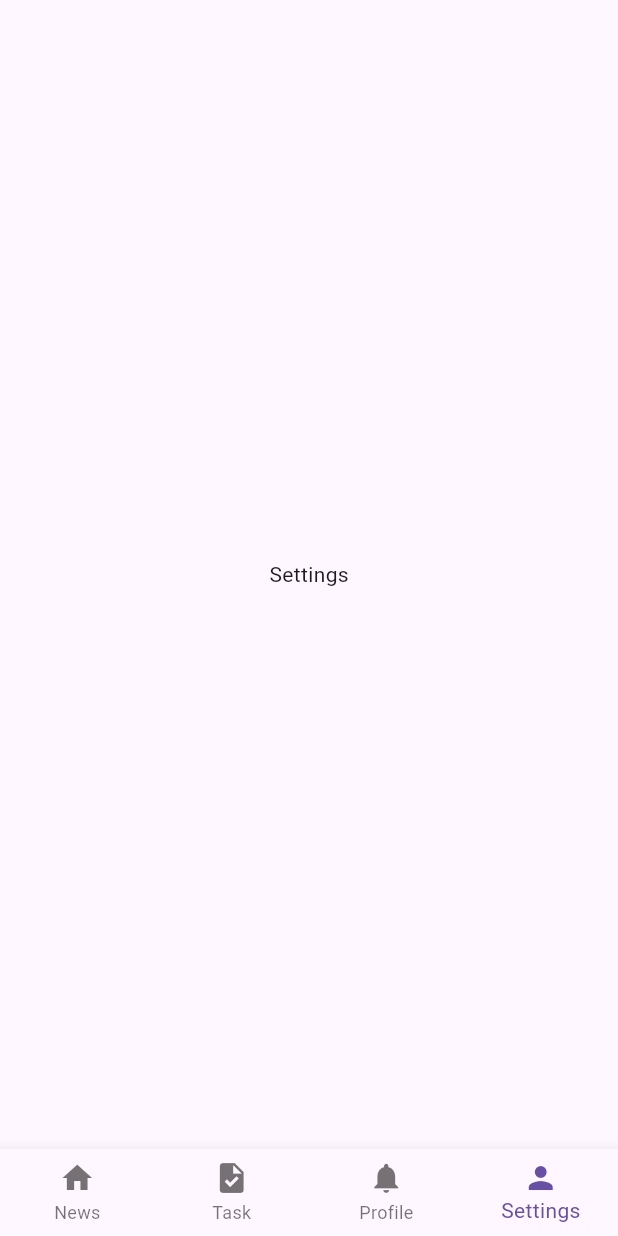
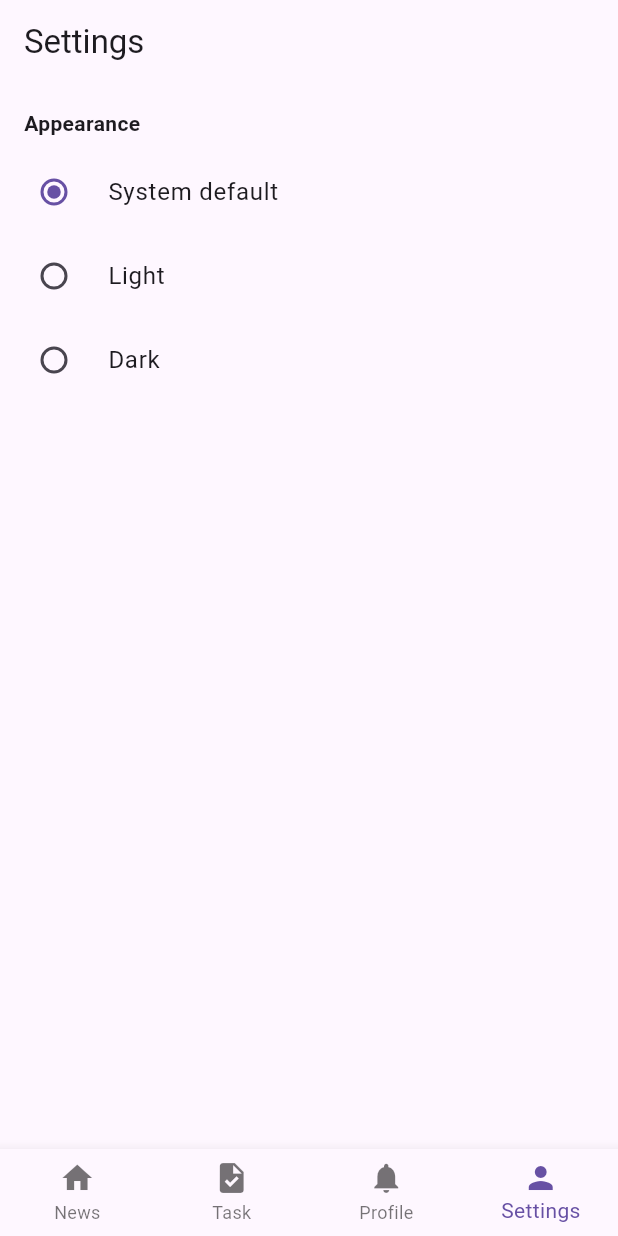
Before and after one commit to aazmii/quicktask, a Flutter app: the screen it shows after launch, item 4 of the bottom bar chosen, on a phone screen of 412 x 824 dp. Run offline on Flutter 3.47's test engine with Material 3 defaults, Android fonts, the light colour scheme and no system bars; our stand-ins replace equatable, flutter_dotenv, flutter_local_notifications, flutter_riverpod, get_it, hive and 5 more; accounts and stored records are empty; generated files the repository leaves out were written again; network calls fail.

Commit message:
add theme

```diff
--- /dev/null
+++ b/lib/core/theme/data/datasource/theme_local_datasource.dart
@@ -0,0 +1,25 @@
+import 'package:shared_preferences/shared_preferences.dart';
+import '../../domain/entities/app_theme.dart';
+
+class ThemeLocalDataSource {
+  static const _key = 'app_theme';
+
+  Future<AppTheme> getTheme() async {
+    final prefs = await SharedPreferences.getInstance();
+    final value = prefs.getString(_key);
+
+    switch (value) {
+      case 'light':
+        return AppTheme.light;
+      case 'dark':
+        return AppTheme.dark;
+      default:
+        return AppTheme.system;
+    }
+  }
+
+  Future<void> saveTheme(AppTheme theme) async {
+    final prefs = await SharedPreferences.getInstance();
+    await prefs.setString(_key, theme.name);
+  }
+}
--- /dev/null
+++ b/lib/core/theme/domain/entities/app_theme.dart
@@ -0,0 +1,5 @@
+enum AppTheme {
+  light,
+  dark,
+  system,
+}
--- /dev/null
+++ b/lib/core/theme/domain/repositories/theme_repository.dart
@@ -0,0 +1,6 @@
+import '../entities/app_theme.dart';
+
+abstract class ThemeRepository {
+  Future<AppTheme> getTheme();
+  Future<void> saveTheme(AppTheme theme);
+}
--- /dev/null
+++ b/lib/core/theme/presentation/theme_notifier.dart
@@ -0,0 +1,44 @@
+import 'package:flutter/material.dart';
+import 'package:quicktask/core/theme/domain/entities/app_theme.dart';
+import 'package:quicktask/core/theme/domain/usecases/get_theme.dart';
+import 'package:quicktask/core/theme/domain/usecases/save_theme.dart';
+import 'package:quicktask/core/theme/presentation/theme_provider.dart';
+import 'package:riverpod_annotation/riverpod_annotation.dart';
+
+part 'theme_notifier.g.dart';
+
+@riverpod
+class ThemeNotifier extends _$ThemeNotifier {
+  late final GetTheme _getTheme;
+  late final SaveTheme _saveTheme;
+
+  @override
+  ThemeMode build() {
+    _getTheme = ref.read(getThemeProvider);
+    _saveTheme = ref.read(saveThemeProvider);
+
+    _loadTheme();
+    return ThemeMode.system;
+  }
+
+  Future<void> _loadTheme() async {
+    final theme = await _getTheme();
+    state = _mapToThemeMode(theme);
+  }
+
+  Future<void> setTheme(AppTheme theme) async {
+    await _saveTheme(theme);
+    state = _mapToThemeMode(theme);
+  }
+
+  ThemeMode _mapToThemeMode(AppTheme theme) {
+    switch (theme) {
+      case AppTheme.light:
+        return ThemeMode.light;
+      case AppTheme.dark:
+        return ThemeMode.dark;
+      case AppTheme.system:
+        return ThemeMode.system;
+    }
+  }
+}
--- a/lib/features/home/presentation/home.dart
+++ b/lib/features/home/presentation/home.dart
@@ -1,5 +1,6 @@
 import 'package:flutter/material.dart';
 import 'package:quicktask/features/news/presentation/view/news_list/news.page.dart';
+import 'package:quicktask/features/setting/presentation/setting.page/setting.page.dart';
 import 'package:quicktask/features/todo/presentation/view/task_list_page.dart';
 
 class HomeView extends StatefulWidget {
@@ -16,7 +17,7 @@ class HomeScreenState extends State<HomeView> {
     Center(child: NewsPage()),
     Center(child: const TaskListPage()),
     Center(child: Text('Profile')),
-    Center(child: Text('Settings')),
+    Center(child: SettingsPage()),
   ];
 
   @override
--- /dev/null
+++ b/lib/features/setting/presentation/provider/provider.dart
@@ -0,0 +1,12 @@
+import 'package:flutter/material.dart';
+
+class ThemeController extends ChangeNotifier {
+  ThemeMode _themeMode = ThemeMode.system;
+
+  ThemeMode get themeMode => _themeMode;
+
+  void setTheme(ThemeMode mode) {
+    _themeMode = mode;
+    notifyListeners();
+  }
+}
--- /dev/null
+++ b/lib/features/setting/presentation/setting.page/setting.page.dart
@@ -0,0 +1,58 @@
+import 'package:flutter/material.dart';
+
+import 'package:flutter/material.dart';
+import 'package:flutter_riverpod/flutter_riverpod.dart';
+import 'package:quicktask/core/theme/domain/entities/app_theme.dart';
+import 'package:quicktask/core/theme/presentation/theme_notifier.dart';
+
+class SettingsPage extends ConsumerWidget {
+  const SettingsPage({super.key});
+
+  @override
+  Widget build(BuildContext context, ref) {
+    // final themeController = context.watch<ThemeController>();
+    final themeMode = ref.watch(themeNotifierProvider);
+    final notifier = ref.watch(themeNotifierProvider.notifier);
+
+    return Scaffold(
+      appBar: AppBar(title: const Text('Settings')),
+      body: ListView(
+        children: [
+          const SizedBox(height: 8),
+
+          // Section header
+          const Padding(
+            padding: EdgeInsets.symmetric(horizontal: 16, vertical: 8),
+            child: Text(
+              'Appearance',
+              style: TextStyle(fontSize: 14, fontWeight: FontWeight.bold),
+            ),
+          ),
+
+          RadioListTile<ThemeMode>(
+            title: const Text('System default'),
+            value: ThemeMode.system,
+            groupValue: themeMode,
+            onChanged: (s) => notifier.setTheme(AppTheme.system),
+          ),
+
+          RadioListTile<ThemeMode>(
+            title: const Text('Light'),
+            value: ThemeMode.light,
+            groupValue: themeMode,
+            onChanged: (s) => notifier.setTheme(AppTheme.light),
+          ),
+
+          RadioListTile<ThemeMode>(
+            title: const Text('Dark'),
+            value: ThemeMode.dark,
+            groupValue: themeMode,
+            onChanged: (s) => notifier.setTheme(AppTheme.dark),
+
+            // onChanged: themeController.setTheme,
+          ),
+        ],
+      ),
+    );
+  }
+}
--- a/lib/main.dart
+++ b/lib/main.dart
@@ -3,6 +3,7 @@ import 'package:flutter_dotenv/flutter_dotenv.dart' show dotenv;
 import 'package:flutter_riverpod/flutter_riverpod.dart';
 import 'package:hive_flutter/hive_flutter.dart';
 import 'package:quicktask/core/notifications/notification_service.dart';
+import 'package:quicktask/core/theme/presentation/theme_notifier.dart';
 import 'package:quicktask/features/todo/data/models/task_adapter.dart';
 
 import 'features/home/presentation/home.dart';
@@ -26,10 +27,18 @@ class MyApp extends StatelessWidget {
 
   @override
   Widget build(BuildContext context) {
-    return MaterialApp(
-      debugShowCheckedModeBanner: false,
-      theme: ThemeData(useMaterial3: true),
-      home: HomeView(),
+    return Consumer(
+      builder: (context, ref, child) {
+        final themeMode = ref.watch(themeNotifierProvider);
+        return MaterialApp(
+          themeMode: themeMode,
+          debugShowCheckedModeBanner: false,
+          theme: ThemeData.light(useMaterial3: true),
+          darkTheme: ThemeData.dark(useMaterial3: true),
+
+          home: HomeView(),
+        );
+      },
     );
   }
 }
--- a/pubspec.yaml
+++ b/pubspec.yaml
@@ -20,6 +20,7 @@ dependencies:
   timezone: ^0.9.4
   http: ^1.6.0
   flutter_dotenv: ^6.0.0
+  shared_preferences: ^2.5.4
   # flutter_native_timezone: ^2.0.0
 
 dev_dependencies:
```
Also changed, not shown: lib/core/theme/data/repository/theme_repository_impl.dart (added, +20 -0 lines), lib/core/theme/domain/usecases/get_theme.dart (added, +11 -0 lines), lib/core/theme/domain/usecases/save_theme.dart (added, +11 -0 lines), lib/core/theme/presentation/theme_provider.dart (added, +19 -0 lines), lib/features/news/presentation/view/news_detail/news_detail.dart (+10 -9 lines), lib/core/theme/presentation/theme_notifier.g.dart (added), lib/features/news/presentation/provider/news_provider.g.dart, pubspec.lock.
